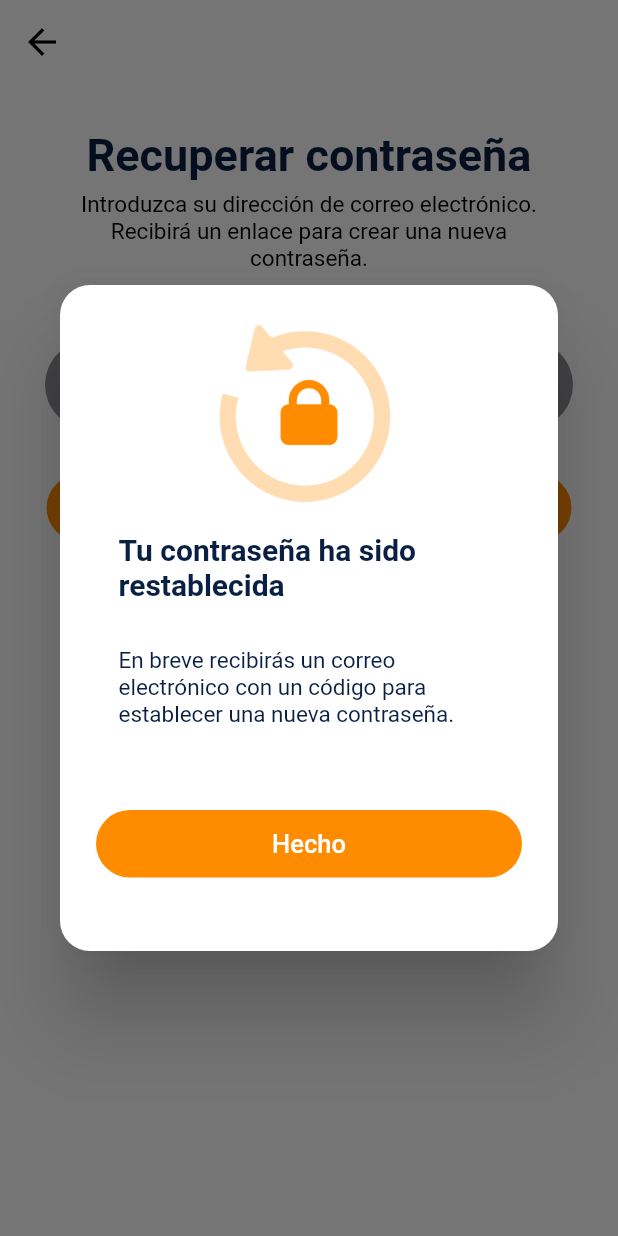
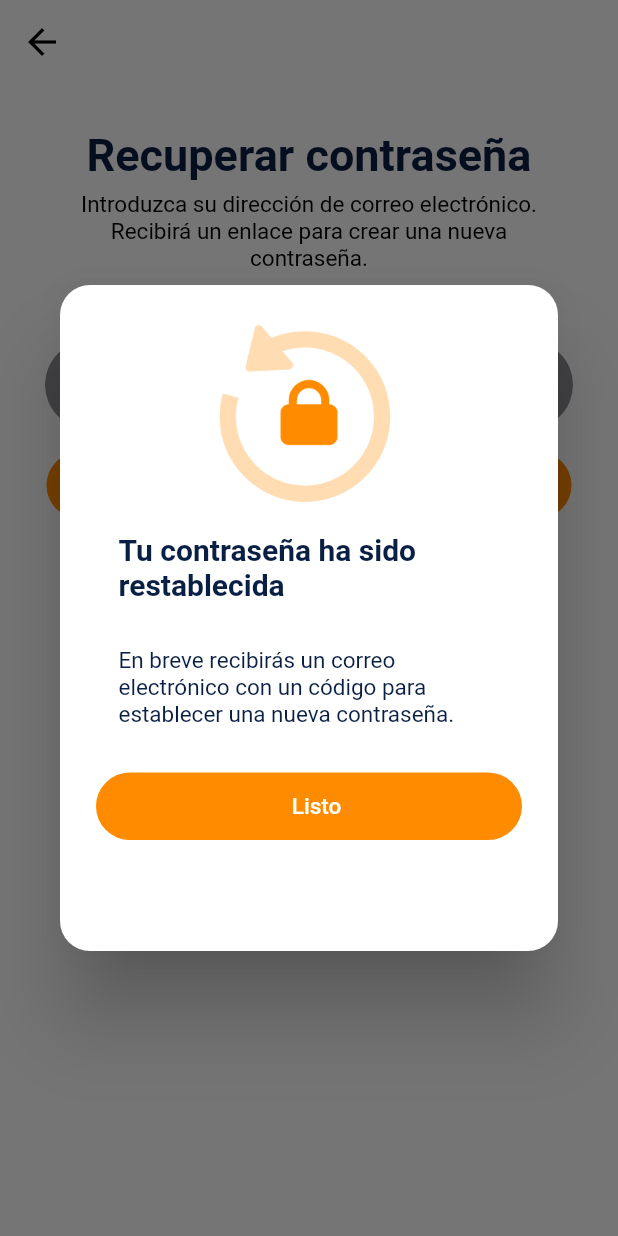
Before and after one commit to crisdevcode/delivery-app, a Flutter app: the ForgotPassword screen opened by its route, after a tap on "Enviar", on a phone screen of 412 x 824 dp. Run offline on Flutter 3.47's test engine with Material 2 defaults, Android fonts, the phone set to English and light mode, and no system bars; our stand-ins replace card_swiper; network calls fail.

Commit message:
refactor: roundedButton component

```diff
--- a/lib/colors/colors.dart
+++ b/lib/colors/colors.dart
@@ -5,3 +5,6 @@ const colorGray = Color.fromRGBO(184, 187, 198, 1.0);
 const colorPink = Color.fromRGBO(255, 45, 85, 1.0);
 const colorBgGray = Color.fromRGBO(247, 248, 250, 1.0);
 const colorBgInput = Color.fromRGBO(142, 142, 147, 1.2);
+const colorOrange = Color.fromRGBO(255, 140, 0, 1.0);
+const colorFbButton = Color.fromRGBO(0, 122, 255, 1.0);
+const colorPrimary = Color.fromRGBO(10, 31, 68, 1.0);
--- a/lib/features/presentation/common_widgets/alert_dialog.dart
+++ b/lib/features/presentation/common_widgets/alert_dialog.dart
@@ -1,5 +1,8 @@
 import 'package:flutter/material.dart';
+// Headers
 import 'package:delivery/features/presentation/common_widgets/header_text.dart';
+// Colors
+import 'package:delivery/colors/colors.dart';
 
 Future showAlertDialog(BuildContext context, ImageProvider<Object> imagePath,
     String headerTitle, String headerSubTitle, Widget buttonDone) async {
@@ -22,15 +25,12 @@ Future showAlertDialog(BuildContext context, ImageProvider<Object> imagePath,
                   Container(
                       margin: const EdgeInsets.all(15.0),
                       child: headerText(
-                          headerTitle,
-                          Theme.of(context).primaryColor,
-                          FontWeight.bold,
-                          20.0)),
+                          headerTitle, colorPrimary, FontWeight.bold, 20.0)),
                   Container(
                     margin: const EdgeInsets.all(15.0),
                     child: Text(headerSubTitle,
-                        style: TextStyle(
-                            color: Theme.of(context).primaryColor,
+                        style: const TextStyle(
+                            color: colorPrimary,
                             fontWeight: FontWeight.w400,
                             fontSize: 15.0)),
                   ),
--- /dev/null
+++ b/lib/features/presentation/common_widgets/rounded_button.dart
@@ -0,0 +1,72 @@
+import 'package:flutter/material.dart';
+
+Widget roundedButton({
+  BuildContext? context,
+  double width = 350.0,
+  double height = 45.0,
+  bool isWithIcon = false,
+  ImageProvider<Object>? icon,
+  required String labelButton,
+  required Color color,
+  required Function func,
+}) {
+  return Container(
+      width: width,
+      height: height,
+      margin: const EdgeInsets.only(top: 15.0),
+      child: isWithIcon
+          ? _elevatedButtonWithIcon(icon!, labelButton, color, func)
+          : _elevatedButtonNotIcon(labelButton, color, func));
+}
+
+Widget _elevatedButtonWithIcon(ImageProvider<Object> icon, String labelButton,
+    Color color, Function func) {
+  return ElevatedButton(
+    onPressed: () {
+      func();
+    },
+    style: ElevatedButton.styleFrom(
+      foregroundColor: Colors.white, // text
+      backgroundColor: color, // bg
+      shape: const StadiumBorder(),
+    ).copyWith(elevation: ButtonStyleButton.allOrNull(0.0)),
+    child: Row(
+      mainAxisAlignment: MainAxisAlignment.center,
+      children: [
+        Image(
+          image: icon,
+          width: 20.0,
+          height: 20.0,
+        ),
+        Container(
+          margin: const EdgeInsets.only(left: 10.0),
+          child: Text(labelButton,
+              style: const TextStyle(color: Colors.white, fontSize: 15.0)),
+        )
+      ],
+    ),
+  );
+}
+
+Widget _elevatedButtonNotIcon(String labelButton, Color color, Function func) {
+  return ElevatedButton(
+    onPressed: () {
+      func();
+    },
+    style: ElevatedButton.styleFrom(
+      foregroundColor: Colors.white, // text
+      backgroundColor: color, // bg
+      shape: const StadiumBorder(),
+    ).copyWith(elevation: ButtonStyleButton.allOrNull(0.0)),
+    child: Row(
+      mainAxisAlignment: MainAxisAlignment.center,
+      children: [
+        Container(
+          margin: const EdgeInsets.only(left: 10.0),
+          child: Text(labelButton,
+              style: const TextStyle(color: Colors.white, fontSize: 15.0)),
+        )
+      ],
+    ),
+  );
+}
--- a/lib/features/presentation/forgot_password/View/forgot_password_page.dart
+++ b/lib/features/presentation/forgot_password/View/forgot_password_page.dart
@@ -1,9 +1,11 @@
-import 'package:delivery/features/presentation/common_widgets/alert_dialog.dart';
-import 'package:delivery/features/presentation/common_widgets/done_button.dart';
 import 'package:flutter/material.dart';
+// Colors
+import 'package:delivery/colors/colors.dart';
 // Common Widgets
 import 'package:delivery/features/presentation/common_widgets/back_button.dart';
 import 'package:delivery/features/presentation/common_widgets/header_text.dart';
+import 'package:delivery/features/presentation/common_widgets/rounded_button.dart';
+import 'package:delivery/features/presentation/common_widgets/alert_dialog.dart';
 
 class ForgotPassword extends StatelessWidget {
   const ForgotPassword({super.key});
@@ -25,8 +27,8 @@ class ForgotPassword extends StatelessWidget {
           padding: const EdgeInsets.all(30.0),
           child: Column(
             children: [
-              headerText('Recuperar contraseña', Theme.of(context).primaryColor,
-                  FontWeight.bold, 30.0),
+              headerText(
+                  'Recuperar contraseña', colorPrimary, FontWeight.bold, 30.0),
               Container(
                 padding: const EdgeInsets.all(6.0),
                 child: const Text(
@@ -38,7 +40,12 @@ class ForgotPassword extends StatelessWidget {
                         fontSize: 15.0)),
               ),
               _emailInput(),
-              _buttonSend(context)
+              roundedButton(
+                  labelButton: 'Enviar',
+                  color: colorOrange,
+                  func: () {
+                    _showForgotAlert(context);
+                  })
             ],
           ),
         ),
@@ -63,35 +70,16 @@ Widget _emailInput() {
   );
 }
 
-Widget _buttonSend(BuildContext context) {
-  return Container(
-    width: 350.0,
-    height: 45.0,
-    margin: const EdgeInsets.only(top: 30.0),
-    child: ElevatedButton(
-      onPressed: () {
-        // Success Alert Modal
-        _showForgotAlert(context);
-      },
-      style: ElevatedButton.styleFrom(
-        foregroundColor: Theme.of(context).colorScheme.onPrimary, // text
-        backgroundColor: Theme.of(context).colorScheme.secondary, // bg
-        shape: const StadiumBorder(),
-      ).copyWith(elevation: ButtonStyleButton.allOrNull(0.0)),
-      child: const Text('Enviar',
-          style: TextStyle(color: Colors.white, fontSize: 15.0)),
-    ),
-  );
-}
-
-// AssetImage('assets/lock.png')
-// "Tu contraseña ha sido restablecida"
-// "En breve recibirás un correo electrónico con un código para establecer una nueva contraseña."
 void _showForgotAlert(BuildContext context) {
   showAlertDialog(
       context,
       const AssetImage('assets/lock.png'),
       "Tu contraseña ha sido restablecida",
       "En breve recibirás un correo electrónico con un código para establecer una nueva contraseña.",
-      doneButton(context, "Hecho"));
+      roundedButton(
+          labelButton: "Listo",
+          color: colorOrange,
+          func: () {
+            Navigator.pushNamed(context, 'login');
+          }));
 }
--- a/lib/features/presentation/tabs/explore_tab/View/explore_tab.dart
+++ b/lib/features/presentation/tabs/explore_tab/View/explore_tab.dart
@@ -172,8 +172,7 @@ Widget _card(BuildContext context) {
                     style: ElevatedButton.styleFrom(
                       foregroundColor:
                           Theme.of(context).colorScheme.onPrimary, // text
-                      backgroundColor:
-                          Theme.of(context).colorScheme.secondary, // bg
+                      backgroundColor: colorOrange, // bg
                       shape: const StadiumBorder(),
                     ).copyWith(elevation: ButtonStyleButton.allOrNull(0.0)),
                     child: const Text('Domicilio',
@@ -278,8 +277,7 @@ Widget _popularItem(BuildContext context, String photo) {
                           style: ElevatedButton.styleFrom(
                             foregroundColor:
                                 Theme.of(context).colorScheme.onPrimary, // text
-                            backgroundColor:
-                                Theme.of(context).colorScheme.secondary, // bg
+                            backgroundColor: colorOrange, // bg
                             shape: const StadiumBorder(),
                           ).copyWith(
                               elevation: ButtonStyleButton.allOrNull(0.0)),
--- a/pubspec.yaml
+++ b/pubspec.yaml
@@ -64,6 +64,7 @@ flutter:
   assets:
    - assets/lock.png
    - assets/location.png
+   - assets/facebook.png
 
   # An image asset can refer to one or more resolution-specific "variants", see
   # https://flutter.dev/assets-and-images/#resolution-aware
```
Also changed, not shown: lib/features/presentation/login_page/View/login_page.dart (+11 -27 lines), lib/features/presentation/sign_up_page/View/sign_up_page.dart (+9 -26 lines), lib/features/presentation/tabs/tabs_page.dart (+9 -22 lines), lib/features/presentation/welcome_page/View/welcome_page.dart (+30 -43 lines), lib/main.dart (+1 -10 lines).
